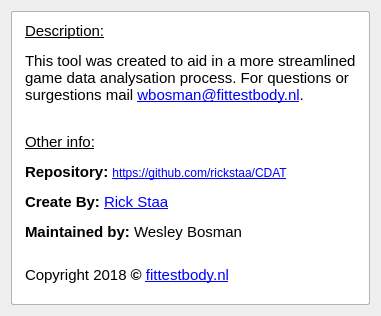
This is qt/about.ui in rickstaa/CCDAT as Qt 5 draws it before an edit. The edited form follows.
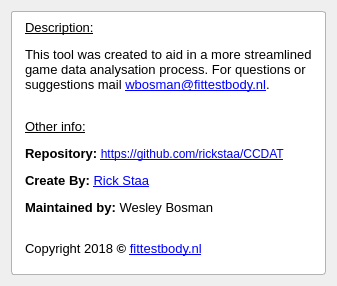
This is the edited form.

```diff
--- a/qt/about.ui
+++ b/qt/about.ui
@@ -6,8 +6,8 @@
    <rect>
     <x>0</x>
     <y>0</y>
-    <width>378</width>
-    <height>316</height>
+    <width>333</width>
+    <height>286</height>
    </rect>
   </property>
   <property name="sizePolicy">
@@ -24,7 +24,7 @@
     <widget class="QLabel" name="label">
      <property name="styleSheet">
       <string notr="true">QLabel{background-color: white;padding: 5px 10px 15px 10px;}
-QFrame{border: 1px solid rgb(179, 179, 179);border-radius: 2px;}
+QFrame{border: 1px solid rgb(179, 179, 179);border-radius: 3px;}
 </string>
      </property>
      <property name="frameShape">
@@ -37,7 +37,7 @@
       <number>1</number>
      </property>
      <property name="text">
-      <string>&lt;html&gt;&lt;head/&gt;&lt;body&gt;&lt;p&gt;&lt;span style=&quot; font-size:11pt; text-decoration: underline;&quot;&gt;Description:&lt;/span&gt;&lt;/p&gt;&lt;p&gt;&lt;span style=&quot; font-size:11pt;&quot;&gt;This tool was created to aid in a more streamlined &lt;br/&gt;game data analysation process. For questions or&lt;br/&gt;surgestions mail &lt;/span&gt;&lt;a href=&quot;mail:wbosman@fittestbody.nl&quot;&gt;&lt;span style=&quot; font-size:11pt; text-decoration: underline; color:#0000ff;&quot;&gt;wbosman@fittestbody.nl&lt;/span&gt;&lt;/a&gt;&lt;span style=&quot; font-size:11pt;&quot;&gt;.&lt;/span&gt;&lt;/p&gt;&lt;p&gt;&lt;span style=&quot; font-size:11pt;&quot;&gt;&lt;br/&gt;&lt;/span&gt;&lt;span style=&quot; font-size:11pt; text-decoration: underline;&quot;&gt;Other info:&lt;/span&gt;&lt;/p&gt;&lt;p&gt;&lt;span style=&quot; font-size:11pt; font-weight:600;&quot;&gt;Repository: &lt;/span&gt;&lt;a href=&quot;https://github.com/rickstaa/CDAT&quot;&gt;&lt;span style=&quot; text-decoration: underline; color:#0000ff;&quot;&gt;https://github.com/rickstaa/CDAT&lt;/span&gt;&lt;/a&gt;&lt;/p&gt;&lt;p&gt;&lt;span style=&quot; font-size:11pt; font-weight:600;&quot;&gt;Create By: &lt;/span&gt;&lt;a href=&quot;https://github.com/rickstaa&quot;&gt;&lt;span style=&quot; font-size:11pt; text-decoration: underline; color:#0000ff;&quot;&gt;Rick Staa&lt;/span&gt;&lt;/a&gt;&lt;/p&gt;&lt;p&gt;&lt;span style=&quot; font-size:11pt; font-weight:600;&quot;&gt;Maintained by: &lt;/span&gt;&lt;span style=&quot; font-size:11pt;&quot;&gt;Wesley Bosman&lt;br/&gt;&lt;/span&gt;&lt;/p&gt;&lt;p&gt;&lt;span style=&quot; font-size:11pt;&quot;&gt;Copyright 2018 &lt;/span&gt;&lt;span style=&quot; font-size:11pt; font-weight:600;&quot;&gt;© &lt;/span&gt;&lt;a href=&quot;http://www.fittestbody.nl&quot;&gt;&lt;span style=&quot; font-size:11pt; text-decoration: underline; color:#0000ff;&quot;&gt;fittestbody.nl&lt;/span&gt;&lt;/a&gt;&lt;/p&gt;&lt;/body&gt;&lt;/html&gt;</string>
+      <string>&lt;html&gt;&lt;head/&gt;&lt;body&gt;&lt;p&gt;&lt;span style=&quot; font-size:10pt; text-decoration: underline;&quot;&gt;Description:&lt;/span&gt;&lt;/p&gt;&lt;p&gt;&lt;span style=&quot; font-size:10pt;&quot;&gt;This tool was created to aid in a more streamlined&lt;br/&gt;game data analysation process. For questions or &lt;br/&gt;suggestions mail &lt;/span&gt;&lt;a href=&quot;mail:wbosman@fittestbody.nl&quot;&gt;&lt;span style=&quot; font-size:10pt; text-decoration: underline; color:#0000ff;&quot;&gt;wbosman@fittestbody.nl&lt;/span&gt;&lt;/a&gt;&lt;span style=&quot; font-size:10pt;&quot;&gt;.&lt;/span&gt;&lt;/p&gt;&lt;p&gt;&lt;span style=&quot; font-size:10pt;&quot;&gt;&lt;br/&gt;&lt;/span&gt;&lt;span style=&quot; font-size:10pt; text-decoration: underline;&quot;&gt;Other info:&lt;/span&gt;&lt;/p&gt;&lt;p&gt;&lt;span style=&quot; font-size:10pt; font-weight:600;&quot;&gt;Repository: &lt;/span&gt;&lt;a href=&quot;https://github.com/rickstaa/CCDAT&quot;&gt;&lt;span style=&quot; text-decoration: underline; color:#0000ff;&quot;&gt;https://github.com/rickstaa/CCDAT&lt;/span&gt;&lt;/a&gt;&lt;/p&gt;&lt;p&gt;&lt;span style=&quot; font-size:10pt; font-weight:600;&quot;&gt;Create By: &lt;/span&gt;&lt;a href=&quot;https://github.com/rickstaa&quot;&gt;&lt;span style=&quot; font-size:10pt; text-decoration: underline; color:#0000ff;&quot;&gt;Rick Staa&lt;/span&gt;&lt;/a&gt;&lt;/p&gt;&lt;p&gt;&lt;span style=&quot; font-size:10pt; font-weight:600;&quot;&gt;Maintained by: &lt;/span&gt;&lt;span style=&quot; font-size:10pt;&quot;&gt;Wesley Bosman&lt;br/&gt;&lt;/span&gt;&lt;/p&gt;&lt;p&gt;&lt;span style=&quot; font-size:10pt;&quot;&gt;Copyright 2018 &lt;/span&gt;&lt;span style=&quot; font-size:10pt; font-weight:600;&quot;&gt;© &lt;/span&gt;&lt;a href=&quot;http://www.fittestbody.nl&quot;&gt;&lt;span style=&quot; font-size:10pt; text-decoration: underline; color:#0000ff;&quot;&gt;fittestbody.nl&lt;/span&gt;&lt;/a&gt;&lt;/p&gt;&lt;/body&gt;&lt;/html&gt;</string>
      </property>
     </widget>
    </item>
```
